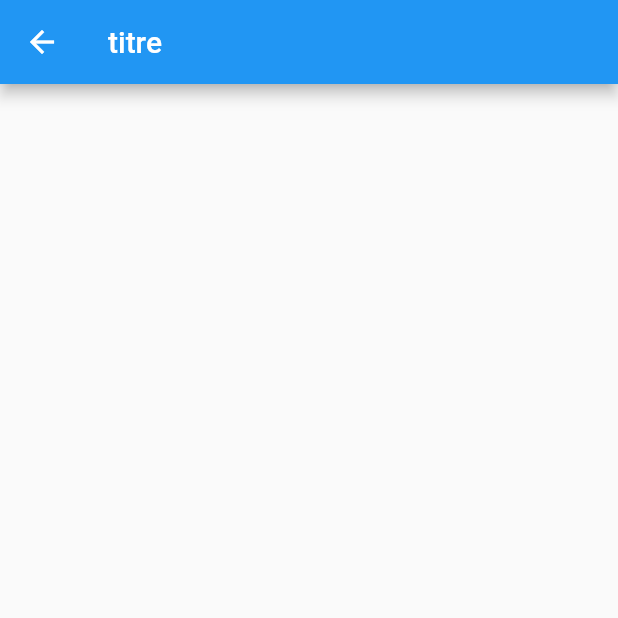
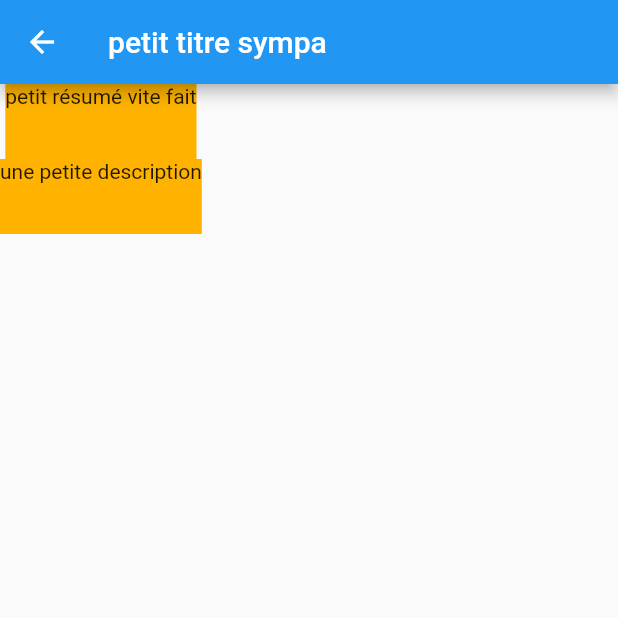
Before and after one commit to Sabristi44/PocCleanArchiFlutter, a Flutter app: the screen it shows after launch, after a tap on "Title", on a phone screen of 412 x 824 dp, the top half of it. Run offline on Flutter 3.47's test engine with Material 2 defaults, Android fonts, the phone set to English and light mode, and no system bars; our stand-ins replace flutter_bloc.

Commit message:
refacto dart Analysis

```diff
--- a/lib/core/failure/failure.dart
+++ b/lib/core/failure/failure.dart
@@ -1,7 +1,5 @@
 abstract class Failure {
-  @override
   List<Object?> get props => <Object>[];
 
-  String get errorMessage =>
-      'Message erreur';
+  String get errorMessage => 'Message erreur';
 }
--- /dev/null
+++ b/lib/feature/detail/presentation/page/info_detail_page.dart
@@ -0,0 +1,26 @@
+import 'package:exercice_guillaume/core/widget/app_bar_widget.dart';
+import 'package:exercice_guillaume/feature/detail/presentation/widget/text_info_widget.dart';
+import 'package:exercice_guillaume/feature/info/domain/entities/info_entity.dart';
+import 'package:flutter/material.dart';
+
+class InfoDetailsPage extends StatelessWidget {
+  const InfoDetailsPage({
+    Key? key,
+    required this.info,
+  }) : super(key: key);
+
+  final InfoEntity info;
+
+  @override
+  Widget build(BuildContext context) {
+    return Scaffold(
+      appBar: AppBarWidget(title: info.title),
+      body: Column(
+        children: <Widget>[
+          TextInfoWidget(text: info.summary),
+          TextInfoWidget(text: info.description),
+        ],
+      ),
+    );
+  }
+}
--- /dev/null
+++ b/lib/feature/detail/presentation/widget/text_info_widget.dart
@@ -0,0 +1,16 @@
+import 'package:flutter/material.dart';
+
+class TextInfoWidget extends StatelessWidget {
+  const TextInfoWidget({Key? key, required this.text}) : super(key: key);
+
+  final String text;
+
+  @override
+  Widget build(BuildContext context) {
+    return Container(
+      height: 50,
+      color: Colors.amber[600],
+      child: Text(text),
+    );
+  }
+}
--- a/lib/feature/details_title/presentation/page/title_details_page.dart
+++ /dev/null
@@ -1,13 +0,0 @@
-import 'package:exercice_guillaume/core/widget/app_bar_widget.dart';
-import 'package:flutter/material.dart';
-
-class TitleDetails extends StatelessWidget {
-  const TitleDetails ({Key? key,}) : super(key: key);
-
-  @override
-  Widget build(BuildContext context) {
-    return const Scaffold(
-        appBar: AppBarWidget(title: 'titre'),
-    );
-  }
-}
--- a/lib/feature/home/presentation/pages/home_page.dart
+++ b/lib/feature/home/presentation/pages/home_page.dart
@@ -1,17 +1,22 @@
-
 import 'package:exercice_guillaume/core/widget/app_bar_widget.dart';
-import 'package:exercice_guillaume/feature/details_title/presentation/page/title_details_page.dart';
+import 'package:exercice_guillaume/feature/detail/presentation/page/info_detail_page.dart';
+import 'package:exercice_guillaume/feature/home/presentation/widgets/add_entity_button_home.dart';
+import 'package:exercice_guillaume/feature/info/domain/entities/info_entity.dart';
 import 'package:flutter/material.dart';
 
-class HomePage extends StatelessWidget {
-  const HomePage({Key? key}) :super(key: key);
+class HomePage extends StatefulWidget {
+  const HomePage({Key? key}) : super(key: key);
 
+  @override
+  State<HomePage> createState() => _HomePageState();
+}
+
+class _HomePageState extends State<HomePage> {
   @override
   Widget build(BuildContext context) {
     return Scaffold(
       appBar: const AppBarWidget(title: 'home'),
-      body:
-       ListView(
+      body: ListView(
         padding: const EdgeInsets.all(8),
         children: <Widget>[
           Container(
@@ -20,7 +25,15 @@ class HomePage extends StatelessWidget {
             child: InkWell(
               onTap: () => Navigator.push(
                 context,
-                          MaterialPageRoute(builder: (context) => TitleDetails()),
+                MaterialPageRoute(
+                  builder: (BuildContext context) => InfoDetailsPage(
+                    info: InfoEntity(
+                      title: 'petit titre sympa',
+                      summary: 'petit résumé vite fait',
+                      description: 'une petite description',
+                    ),
+                  ),
+                ),
               ),
               child: const Text('Title'),
             ),
@@ -37,6 +50,7 @@ class HomePage extends StatelessWidget {
           ),
         ],
       ),
+      floatingActionButton: const AddEntityButtonHome(),
     );
   }
 }
--- /dev/null
+++ b/lib/feature/home/presentation/widgets/add_entity_button_home.dart
@@ -0,0 +1,14 @@
+import 'package:flutter/material.dart';
+
+class AddEntityButtonHome extends StatelessWidget {
+  const AddEntityButtonHome({Key? key}) : super(key: key);
+
+  @override
+  Widget build(BuildContext context) {
+    return FloatingActionButton(
+      onPressed: () {},
+      backgroundColor: Colors.red,
+      child: const Icon(Icons.add),
+    );
+  }
+}
--- /dev/null
+++ b/lib/feature/info/presentation/cubit/info_cubit.dart
@@ -0,0 +1,34 @@
+import 'package:exercice_guillaume/feature/info/domain/entities/info_entity.dart';
+import 'package:flutter/material.dart';
+import 'package:flutter_bloc/flutter_bloc.dart';
+
+part 'info_state.dart';
+
+class InfoCubit extends Cubit<InfoState> {
+  InfoCubit() : super(const InfoInitial());
+
+  final InfoEntity info = InfoEntity(
+    title: 'titre 1',
+    summary: 'Résumé N°1',
+    description: 'Description N°1',
+  );
+
+  final InfoEntity info2 = InfoEntity(
+    title: 'titre 2',
+    summary: 'Résumé N°2',
+    description: 'Description N°2',
+  );
+
+  final InfoEntity info3 = InfoEntity(
+    title: 'titre 3',
+    summary: 'Résumé N°3',
+    description: 'Description N°3',
+  );
+
+  Future<void> loadInfo() async {
+    emit(const InfoLoading());
+    await Future<void>.delayed(const Duration(seconds: 1));
+    final List<InfoEntity> listInfo = <InfoEntity>[info, info2, info3];
+    emit(InfoLoaded(listInfo));
+  }
+}
--- a/lib/main.dart
+++ b/lib/main.dart
@@ -1,10 +1,15 @@
 import 'package:flutter/material.dart';
+import 'package:flutter_bloc/flutter_bloc.dart';
 
 import 'feature/home/presentation/pages/home_page.dart';
-
+import 'feature/info/presentation/cubit/info_cubit.dart';
 
 void main() {
-  runApp(const MyApp());
+  BlocProvider<InfoCubit> _infoCubit() => BlocProvider<InfoCubit>(
+        create: (BuildContext context) => InfoCubit(),
+        child: const MyApp(),
+      );
+  runApp(_infoCubit());
 }
 
 class MyApp extends StatelessWidget {
```
Also changed, not shown: lib/core/exception/exception.dart (+7 -6 lines), lib/feature/home/presentation/widgets/home_tile_widget.dart (+18 -2 lines), lib/feature/info/presentation/cubit/info_state.dart (added, +26 -0 lines), pubspec.yaml (+6 -3 lines), pubspec.lock, 1 other file. Lines whose indentation alone changed are shown as unchanged.
